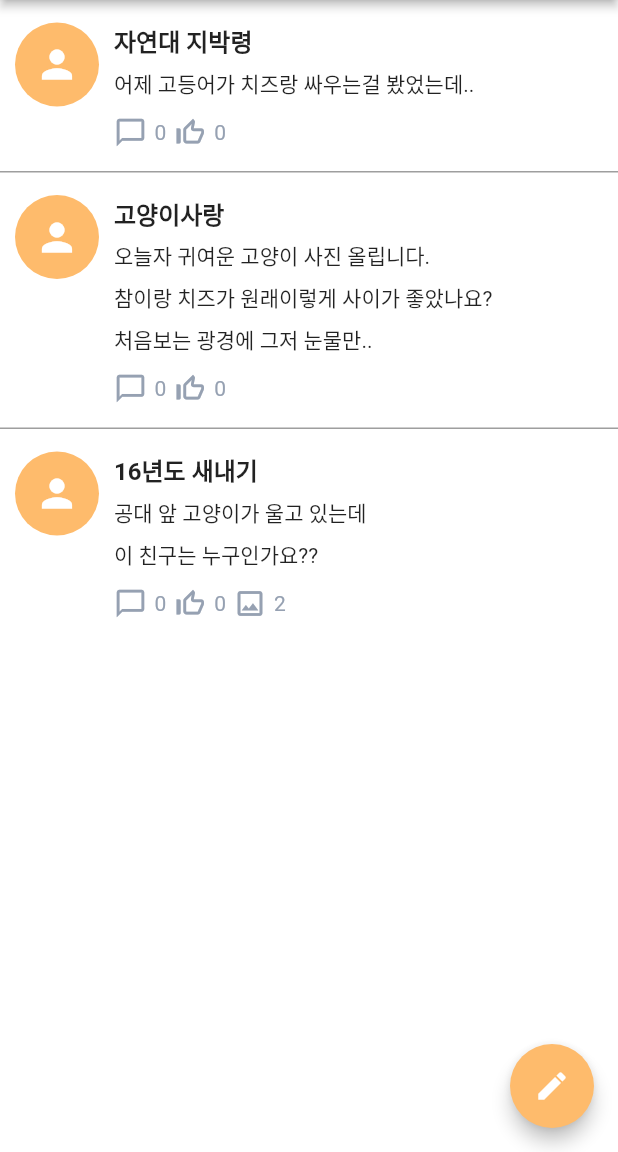
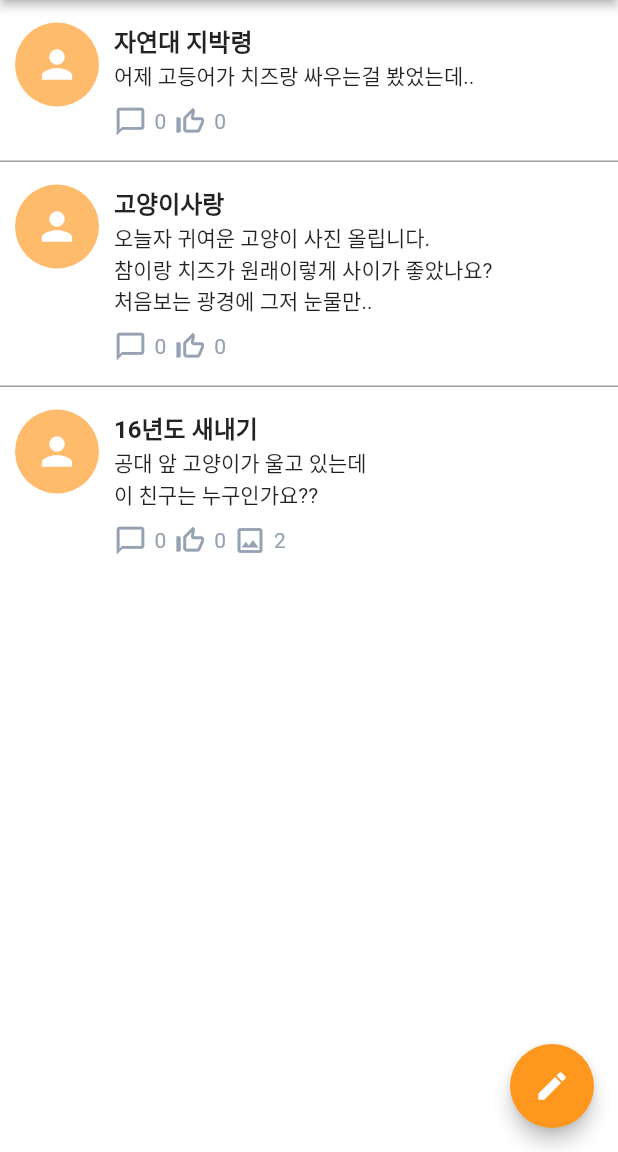
Before and after one commit to five-invincibles/front, a Flutter app: the CommonBoard screen opened by its route, on a phone screen of 412 x 824 dp, the part 84-1236 px from its top. Run offline on Flutter 3.47's test engine with Material 2 defaults, Android fonts, the phone set to English and light mode, and no system bars; our stand-ins replace flutter_dotenv, geolocator, get, google_maps_flutter, image_picker, location and 1 more; missing offline and left inert: camera_camera, exif, kakao_flutter_sdk.

Commit message:
change buttons color and text height

```diff
--- a/lib/View/common_board.dart
+++ b/lib/View/common_board.dart
@@ -18,7 +18,7 @@ class CommonBoard extends GetView<CommonBoardController> {
         highlightElevation: 5,
         splashColor: Colors.white.withOpacity(0.1),
         hoverColor: Colors.white,
-        backgroundColor: const Color(0xFFFEBB6C),
+        backgroundColor: const Color(0xFFFF971E),
         child: const Icon(Icons.edit),
         onPressed: () => Get.toNamed('/commonBoardEdit'),
       ),
@@ -92,7 +92,7 @@ class CommonBoard extends GetView<CommonBoardController> {
                 ),
                 Text(
                   item.tileText,
-                  style: TextStyle(height: 2, fontSize: 14),
+                  style: TextStyle(height: 1.5, fontSize: 14),
                 ),
                 Padding(
                   padding: EdgeInsets.only(top: 10),
--- a/lib/View/common_board_edit.dart
+++ b/lib/View/common_board_edit.dart
@@ -24,8 +24,8 @@ class CommonBoardEditPage extends GetView<CommonBoardEditPageController> {
               style: TextButton.styleFrom(
                 shape: const StadiumBorder(),
                 textStyle: TextStyle(color: Colors.white, fontSize: 13),
-                // foregroundColor: Colors.white,
-                backgroundColor: Color(0xFFFEBB6C),
+                foregroundColor: Colors.white,
+                backgroundColor: Color(0xFFFF971E),
               ),
               child: Text('업로드'),
               onPressed: () {},
```
